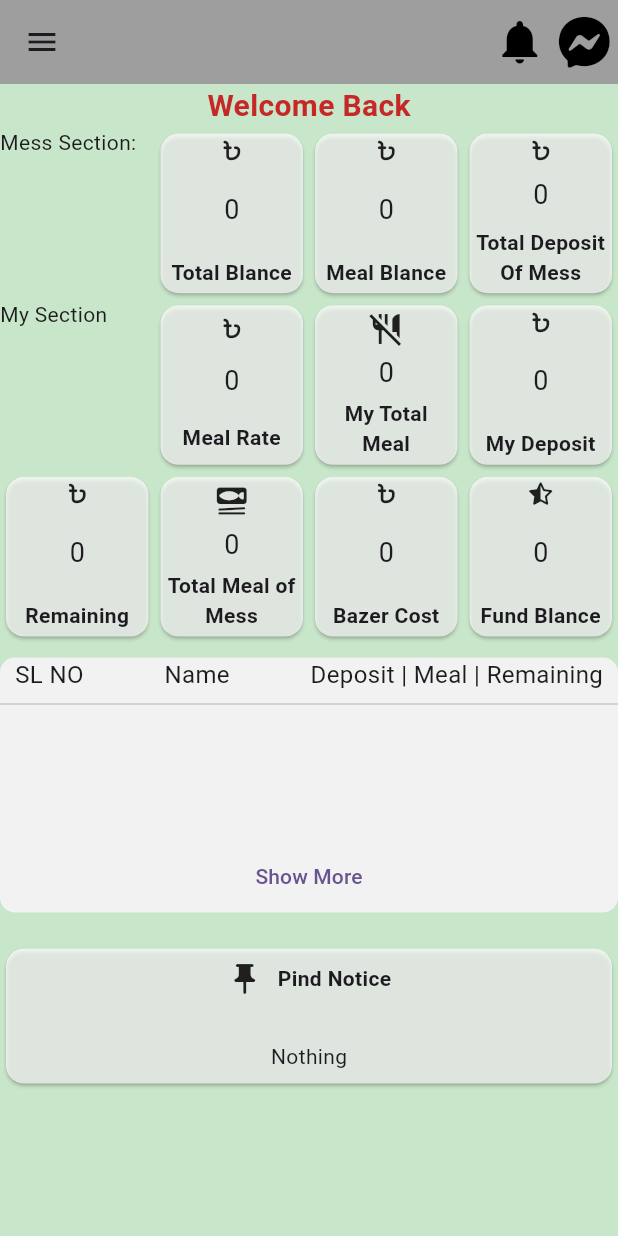
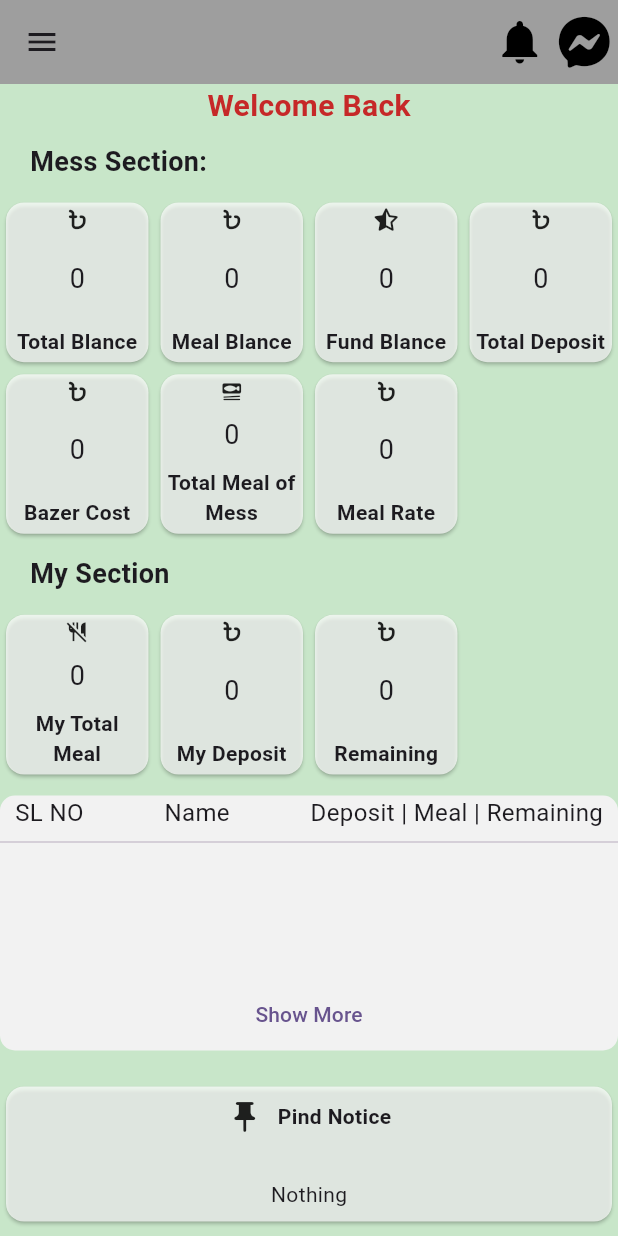
Before and after one commit to romjanali01673/mess-management, a Flutter app: the HomeScreen screen opened directly, on a phone screen of 412 x 824 dp. Run offline on Flutter 3.47's test engine with Material 3 defaults, Android fonts, the phone set to English and light mode, and no system bars; drawn by our look-alikes of auto_size_text; our stand-ins replace animate_do, cloud_firestore, connectivity_plus, dropdown_search, firebase_auth, firebase_core and 11 more; missing offline and left inert: app_settings, dart:ffi; accounts and stored records are empty.

Commit message:
new version

```diff
--- a/lib/first_screen.dart
+++ b/lib/first_screen.dart
@@ -135,9 +135,19 @@ class _FirstScreenState extends State<FirstScreen> {
                 physics:AlwaysScrollableScrollPhysics(),
                 scrollDirection: Axis.vertical,
                 child: Column(
+                  crossAxisAlignment: CrossAxisAlignment.start,
                   children: [
-                    FadeInUp(duration: Duration(milliseconds:100),
+                    Align(
+                      alignment: AlignmentGeometry.center,
+                      child: FadeInUp(duration: Duration(milliseconds:100),
+
                         child: Text("Welcome Back", style:TextStyle(fontSize: 20,fontWeight: FontWeight.bold, color: Colors.red.shade800),),
+                      ),
+                    ),
+
+                    Padding(
+                      padding: const EdgeInsets.symmetric(horizontal: 20, vertical: 10),
+                      child: Text("Mess Section:", style: getTextStyleForTitleM().copyWith(fontWeight: FontWeight.bold),),
                     ),
 
                     GridView.count(
@@ -149,9 +159,6 @@ class _FirstScreenState extends State<FirstScreen> {
                       crossAxisSpacing: 0,
                       children: [
                         // menager see
-                        Text("Mess Section:"),
-                        if(amIAdmin(messProvider: messProvider, authProvider: authProvider) || amIactmenager(messProvider: messProvider, authProvider: authProvider))
-                        ...[
 
                             // total blance (deposit - bazer + fund)
                             SizedBox(
@@ -211,6 +218,34 @@ class _FirstScreenState extends State<FirstScreen> {
                               ),
                             ),
 
+                        SizedBox(
+                          height: 150,
+                          child: Card(
+                            color: Colors.white70,
+                            child: Padding(
+                              padding: const EdgeInsets.all(4.0),
+                              child: Column(
+                                mainAxisAlignment: MainAxisAlignment.spaceBetween,
+                                children: [
+                                  FaIcon(FontAwesomeIcons.starHalfStroke ,size: 15,),
+                                  FittedBox(
+                                    child: Text(getFormatedPrice(value: firstScreenProvider.getRemainingFundBlance), style: getTextStyleForTitleM()),
+
+                                  ),
+                                      AutoSizeText(
+                                        "Fund Blance",
+                                        maxLines: 2,
+                                        textAlign: TextAlign.center,
+                                        style: getTextStyleForSubTitleM().copyWith(fontWeight: FontWeight.bold),
+                                        overflow: TextOverflow.ellipsis,
+                                        minFontSize: 10,
+                                      ),
+                                ],
+                              ),
+                            ),
+                          ),
+                        ),
+
 
                             SizedBox(
                             height: 150,
@@ -227,7 +262,7 @@ class _FirstScreenState extends State<FirstScreen> {
 
                                     ),
                                     AutoSizeText(
-                                      "Total Deposit Of Mess",
+                                      "Total Deposit",
                                       maxLines: 2,
                                       textAlign: TextAlign.center,
                                       style: getTextStyleForSubTitleM().copyWith(fontWeight: FontWeight.bold),
@@ -240,9 +275,38 @@ class _FirstScreenState extends State<FirstScreen> {
                               ),
                             ),
                           ),
+
+
+
+                        SizedBox(
+                          height: 150,
+                          child: Card(
+                            color: Colors.white70,
+                            child: Padding(
+                              padding: const EdgeInsets.all(4.0),
+                              child: Column(
+                                mainAxisAlignment: MainAxisAlignment.spaceBetween,
+                                children: [
+                                  FaIcon(FontAwesomeIcons.bangladeshiTakaSign ,size: 15,),
+                                  FittedBox(
+                                    child: Text(getFormatedPrice(value: firstScreenProvider.getTotalBazerCost), style: getTextStyleForTitleM()),
+
+                                  ),
+
+                                      AutoSizeText(
+                                        "Bazer Cost",
+                                        maxLines: 2,
+                                        textAlign: TextAlign.center,
+                                        style: getTextStyleForSubTitleM().copyWith(fontWeight: FontWeight.bold),
+                                        overflow: TextOverflow.ellipsis,
+                                        minFontSize: 10,
+                                      ),
                                 ],
+                              ),
+                            ),
+                          ),
+                        ),
 
-                        Text("My Section"),
 
                         SizedBox(
                           height: 150,
@@ -251,6 +315,38 @@ class _FirstScreenState extends State<FirstScreen> {
                               color: Colors.white70,
                               child: Padding(
                                 padding: const EdgeInsets.all(4.0),
+                                child: Column(
+                                  mainAxisAlignment: MainAxisAlignment.spaceBetween,
+                                  children: [
+                                    Icon(Icons.set_meal_rounded, size: 15,),
+                                    FittedBox(
+                                      child: Text(getFormatedPrice(value: firstScreenProvider.getTotalMealOfMess), style: getTextStyleForTitleM()),
+
+                                    ),
+                                      AutoSizeText(
+                                        "Total Meal of Mess",
+                                        maxLines: 2,
+                                        textAlign: TextAlign.center,
+                                        style: getTextStyleForSubTitleM().copyWith(fontWeight: FontWeight.bold),
+                                        overflow: TextOverflow.ellipsis,
+                                        minFontSize: 10,
+                                      ),
+                                  ],
+                                ),
+                              ),
+                            ),
+                            onTap: () {
+
+                            },
+                          ),
+                        ),
+
+
+                                  SizedBox(
+                          height: 150,
+                          child: GestureDetector(
+                            child: Card(
+                              color: Colors.white70,
                               child: Padding(
                                 padding: const EdgeInsets.all(4.0),
                                 child: Column(
@@ -273,12 +369,31 @@ class _FirstScreenState extends State<FirstScreen> {
                                 ),
                               ),
                             ),
-                            ),
                             onTap: () {
 
                             },
                           ),
                         ),
+
+                      ]
+                    ),
+
+
+                    Padding(
+                      padding: const EdgeInsets.symmetric(horizontal: 20, vertical: 10),
+                      child: Text("My Section", style: getTextStyleForTitleM().copyWith(fontWeight: FontWeight.bold),),
+                    ),
+                    GridView.count(
+                      physics: NeverScrollableScrollPhysics(),
+                      shrinkWrap: true,
+                      crossAxisCount: 4,
+                      childAspectRatio: .9,
+                      mainAxisSpacing: 0,
+                      crossAxisSpacing: 0,
+                      children: [
+
+
+
 
                         SizedBox(
                           height: 150,
@@ -289,7 +404,7 @@ class _FirstScreenState extends State<FirstScreen> {
                               child: Column(
                                 mainAxisAlignment: MainAxisAlignment.spaceBetween,
                                 children: [
-                                  Icon(Icons.no_meals_ouline),
+                                  Icon(Icons.no_meals_ouline, size: 15,),
                                   FittedBox(
                                     child: Text(getFormatedPrice(value: firstScreenProvider.getMyTotalMeal), style: getTextStyleForTitleM()),
 
@@ -368,94 +483,7 @@ class _FirstScreenState extends State<FirstScreen> {
                         ),
 
 
-                        SizedBox(
-                          height: 150,
-                          child: GestureDetector(
-                            child: Card(
-                              color: Colors.white70,
-                              child: Padding(
-                                padding: const EdgeInsets.all(4.0),
-                                child: Column(
-                                  mainAxisAlignment: MainAxisAlignment.spaceBetween,
-                                  children: [
-                                    Icon(Icons.set_meal_rounded),
-                                    FittedBox(
-                                      child: Text(getFormatedPrice(value: firstScreenProvider.getTotalMealOfMess), style: getTextStyleForTitleM()),
 
-                                    ),
-                                      AutoSizeText(
-                                        "Total Meal of Mess",
-                                        maxLines: 2,
-                                        textAlign: TextAlign.center,
-                                        style: getTextStyleForSubTitleM().copyWith(fontWeight: FontWeight.bold),
-                                        overflow: TextOverflow.ellipsis,
-                                        minFontSize: 10,
-                                      ),
-                                  ],
-                                ),
-                              ),
-                            ),
-                            onTap: () {
-
-                            },
-                          ),
-                        ),
-
-                        SizedBox(
-                          height: 150,
-                          child: Card(
-                            color: Colors.white70,
-                            child: Padding(
-                              padding: const EdgeInsets.all(4.0),
-                              child: Column(
-                                mainAxisAlignment: MainAxisAlignment.spaceBetween,
-                                children: [
-                                  FaIcon(FontAwesomeIcons.bangladeshiTakaSign ,size: 15,),
-                                  FittedBox(
-                                    child: Text(getFormatedPrice(value: firstScreenProvider.getTotalBazerCost), style: getTextStyleForTitleM()),
-
-                                  ),
-
-                                      AutoSizeText(
-                                        "Bazer Cost",
-                                        maxLines: 2,
-                                        textAlign: TextAlign.center,
-                                        style: getTextStyleForSubTitleM().copyWith(fontWeight: FontWeight.bold),
-                                        overflow: TextOverflow.ellipsis,
-                                        minFontSize: 10,
-                                      ),
-                                ],
-                              ),
-                            ),
-                          ),
-                        ),
-                        SizedBox(
-                          height: 150,
-                          child: Card(
-                            color: Colors.white70,
-                            child: Padding(
-                              padding: const EdgeInsets.all(4.0),
-                              child: Column(
-                                mainAxisAlignment: MainAxisAlignment.spaceBetween,
-                                children: [
-                                  FaIcon(FontAwesomeIcons.starHalfStroke ,size: 15,),
-                                  FittedBox(
-                                    child: Text(getFormatedPrice(value: firstScreenProvider.getRemainingFundBlance), style: getTextStyleForTitleM()),
-
-                                  ),
-                                      AutoSizeText(
-                                        "Fund Blance",
-                                        maxLines: 2,
-                                        textAlign: TextAlign.center,
-                                        style: getTextStyleForSubTitleM().copyWith(fontWeight: FontWeight.bold),
-                                        overflow: TextOverflow.ellipsis,
-                                        minFontSize: 10,
-                                      ),
-                                ],
-                              ),
-                            ),
-                          ),
-                        ),
 
 
                       ],
@@ -466,7 +494,8 @@ class _FirstScreenState extends State<FirstScreen> {
 
                     StatefulBuilder(
                       builder: (context, setLocalState) {
-                        return !(amIAdmin(messProvider: messProvider, authProvider: authProvider) || amIactmenager(messProvider: messProvider, authProvider: authProvider)) ? SizedBox.shrink() : SizedBox(
+                        return !(amIAdmin(messProvider: messProvider, authProvider: authProvider) || amIactmenager(messProvider: messProvider, authProvider: authProvider)) ? SizedBox.shrink()
+                        : SizedBox(
                           height: seeMore?500: 200,
                           child: Container(
                             margin: EdgeInsets.only(bottom: 20, top: 10),
--- a/lib/providers/firstScreen_provider.dart
+++ b/lib/providers/firstScreen_provider.dart
@@ -29,7 +29,7 @@ class FirstScreenProvider extends ChangeNotifier{
 
   bool   get getIsLoading=> _isLoading;
   double get gettotalBlance => (_totalDepositOfMess - _totalBazerCost + _remainingFundBlance);
-  double get getmealBlance => (_totalDepositOfMess - _totalBazerCost + _remainingFundBlance);
+  double get getmealBlance => (_totalDepositOfMess - _totalBazerCost);
 
   double get getMealRate{
     if(_totalMealOfMess==0){
```
Lines whose indentation alone changed are shown as unchanged.
